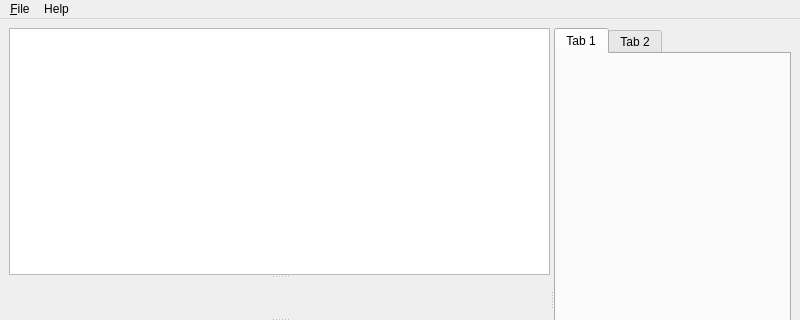
Old version of the form bin/gui/ui/mainwindow.ui in the repository alalazo/seismictraces; both pictures show x 0 to 800 and y 0 to 320 of the 800 by 600 pixel window.
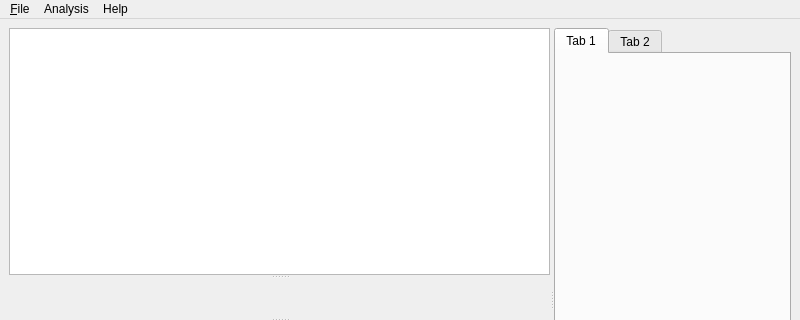
New version of the form.

Commit message: Added Qwt as a dependency. Changes in forms.

```diff
--- a/bin/gui/ui/mainwindow.ui
+++ b/bin/gui/ui/mainwindow.ui
@@ -73,7 +73,15 @@
     </property>
     <addaction name="actionAbout"/>
    </widget>
+   <widget class="QMenu" name="menuAnalysis">
+    <property name="title">
+     <string>Analysis</string>
+    </property>
+    <addaction name="actionAmplitude_colormap"/>
+    <addaction name="actionTrace_inspection"/>
+   </widget>
    <addaction name="menu_File"/>
+   <addaction name="menuAnalysis"/>
    <addaction name="menuHelp"/>
   </widget>
   <widget class="QStatusBar" name="statusbar"/>
```
Left out of the diff: 26 changed lines with no effect on the pictures. The commit also changes 6 other files.
